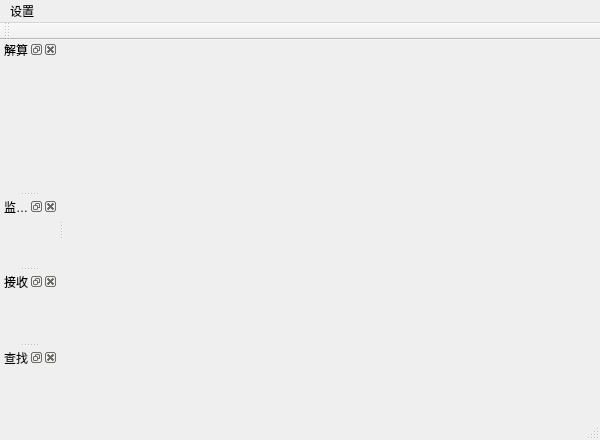
Above: Amadeus/MainWindow.ui from yxw027/Amadeus before the change. Below: the same form after it.
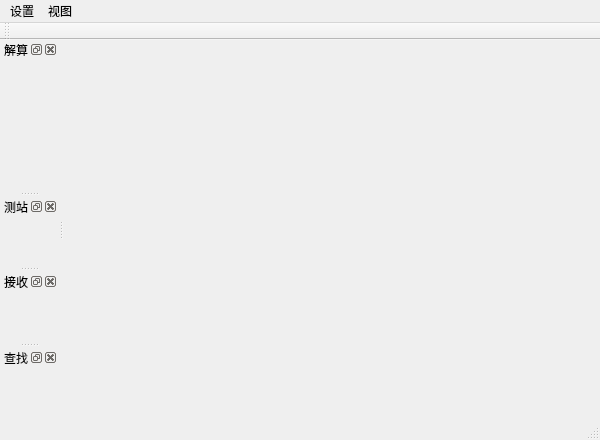
That is the form after the change.

Commit message: 实现了停靠窗口关闭后的再显示；

```diff
--- a/Amadeus/MainWindow.ui
+++ b/Amadeus/MainWindow.ui
@@ -29,7 +29,20 @@
     </property>
     <addaction name="actionDBSet"/>
    </widget>
+   <widget class="QMenu" name="menu_2">
+    <property name="title">
+     <string>视图</string>
+    </property>
+    <addaction name="separator"/>
+    <addaction name="separator"/>
+    <addaction name="actionCtrlDialogStaion"/>
+    <addaction name="separator"/>
+    <addaction name="actionCtrlMsgPro"/>
+    <addaction name="actionCtrlMsgRcv"/>
+    <addaction name="actionCtrlMsgFind"/>
+   </widget>
    <addaction name="menu"/>
+   <addaction name="menu_2"/>
   </widget>
   <widget class="QToolBar" name="mainToolBar">
    <attribute name="toolBarArea">
@@ -59,7 +72,7 @@
   </widget>
   <widget class="QDockWidget" name="dockWidgetStation">
    <property name="windowTitle">
-    <string>监测站管理</string>
+    <string>测站</string>
    </property>
    <attribute name="dockWidgetArea">
     <number>1</number>
```
Left out of the diff: 20 changed lines with no effect on the pictures. The commit also changes 2 other files.
